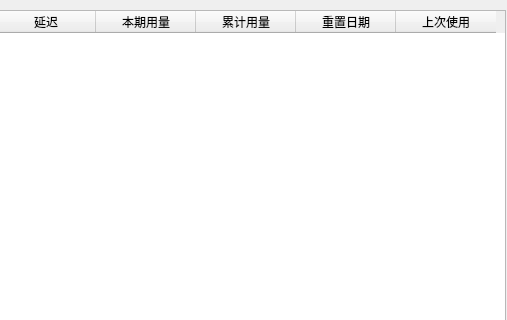
Before: the Qt Designer form ui/connectionlist.ui in livegoplayer/trojan-go-configmanager-qt, drawn with Qt 5; both pictures show x 305 to 812 and y 0 to 320 of the 812 by 501 pixel window.
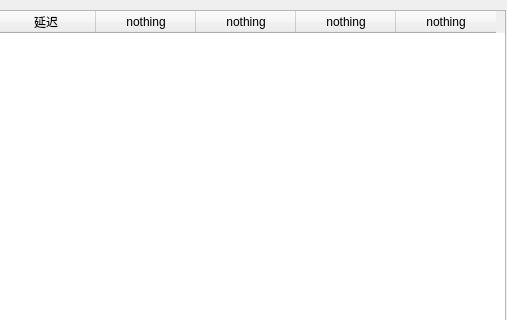
After: the same form once the commit is applied.

```diff
--- a/ui/connectionlist.ui
+++ b/ui/connectionlist.ui
@@ -92,17 +92,17 @@
    </column>
    <column>
     <property name="text">
-     <string>本期用量</string>
+     <string>nothing</string>
     </property>
    </column>
    <column>
     <property name="text">
-     <string>累计用量</string>
+     <string>nothing</string>
     </property>
    </column>
    <column>
     <property name="text">
-     <string notr="true">重置日期</string>
+     <string notr="true">nothing</string>
     </property>
     <property name="font">
      <font>
@@ -112,7 +112,7 @@
    </column>
    <column>
     <property name="text">
-     <string>上次使用</string>
+     <string>nothing</string>
     </property>
    </column>
   </widget>
```
